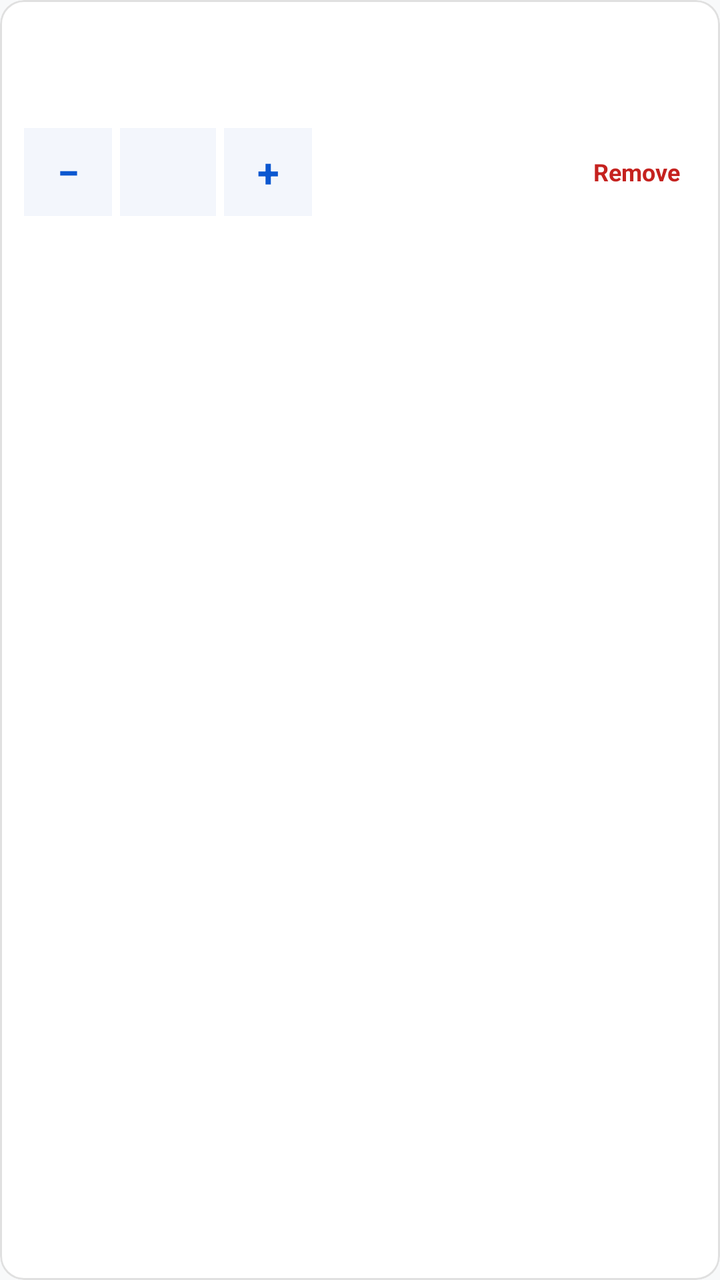
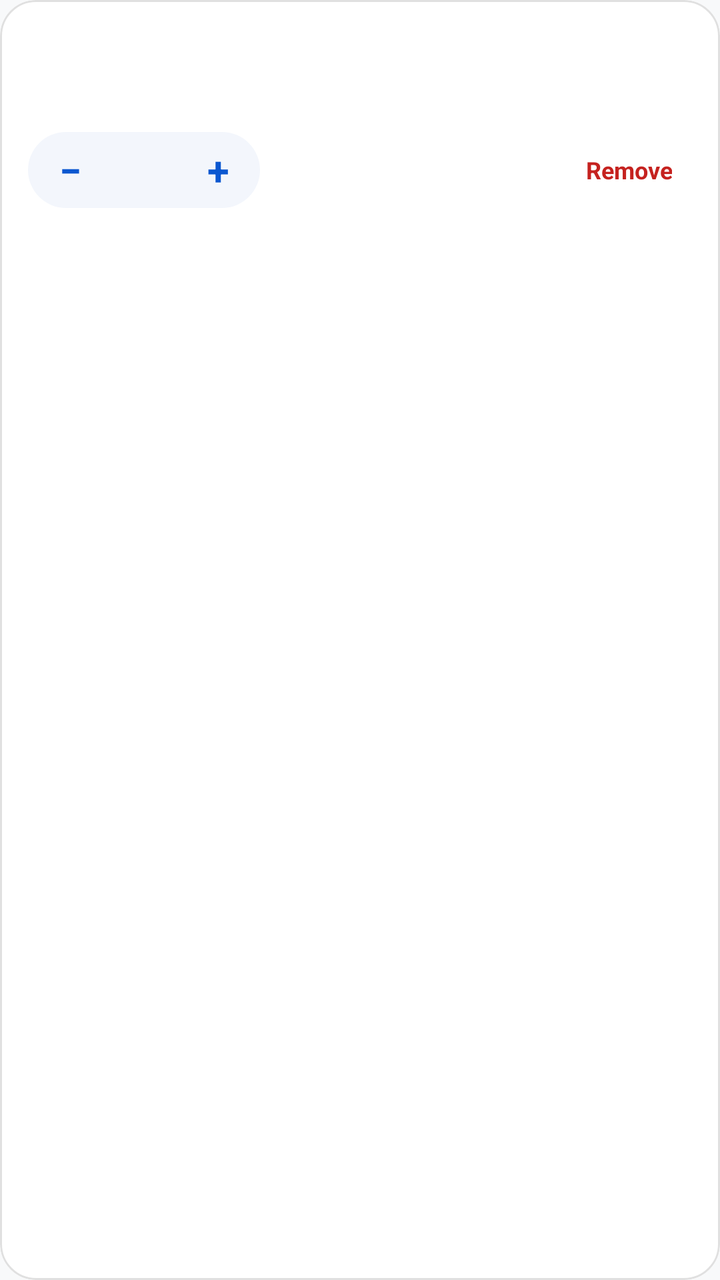

An Android layout rendered at two revisions. The XML below is the earlier revision; the diff shows what the commit changed to produce the second picture.
<!-- AndroidManifest.xml: application theme Theme.OrderPro -->
<!-- res/layout/item_order_review_product.xml -->
<?xml version="1.0" encoding="utf-8"?>
<com.google.android.material.card.MaterialCardView xmlns:android="http://schemas.android.com/apk/res/android"
    xmlns:app="http://schemas.android.com/apk/res-auto"
    android:layout_width="match_parent"
    android:layout_height="wrap_content"
    android:layout_marginBottom="8dp"
    app:cardBackgroundColor="@color/surface_light"
    app:cardCornerRadius="12dp"
    app:cardElevation="0dp"
    app:strokeColor="@color/outline_light"
    app:strokeWidth="1dp">

    <LinearLayout
        android:layout_width="match_parent"
        android:layout_height="wrap_content"
        android:orientation="vertical"
        android:padding="12dp">

        <TextView
            android:id="@+id/tvReviewProductName"
            android:layout_width="match_parent"
            android:layout_height="wrap_content"
            android:maxLines="2"
            android:textColor="@color/on_surface_light"
            android:textSize="14sp"
            android:textStyle="bold" />

        <LinearLayout
            android:layout_width="match_parent"
            android:layout_height="wrap_content"
            android:layout_marginTop="6dp"
            android:baselineAligned="false"
            android:gravity="center_vertical"
            android:orientation="horizontal">

            <TextView
                android:id="@+id/tvReviewUnitPrice"
                android:layout_width="0dp"
                android:layout_height="wrap_content"
                android:layout_weight="1"
                android:textColor="@color/on_surface_variant_light"
                android:textSize="13sp" />

            <TextView
                android:id="@+id/tvReviewLineTotal"
                android:layout_width="wrap_content"
                android:layout_height="wrap_content"
                android:textColor="@color/google_blue"
                android:textSize="14sp"
                android:textStyle="bold" />
        </LinearLayout>

        <LinearLayout
            android:layout_width="match_parent"
            android:layout_height="wrap_content"
            android:layout_marginTop="8dp"
            android:gravity="center_vertical"
            android:orientation="horizontal">

            <TextView
                android:id="@+id/btnReviewDecrease"
                android:layout_width="44dp"
                android:layout_height="44dp"
                android:background="@color/tonal_surface_light"
                android:contentDescription="Decrease quantity"
                android:focusable="true"
                android:gravity="center"
                android:text="−"
                android:textColor="@color/google_blue"
                android:textSize="20sp"
                android:textStyle="bold" />

            <TextView
                android:id="@+id/tvReviewProductQuantity"
                android:layout_width="wrap_content"
                android:layout_height="44dp"
                android:layout_marginStart="4dp"
                android:layout_marginEnd="4dp"
                android:background="@color/tonal_surface_light"
                android:gravity="center"
                android:minWidth="48dp"
                android:paddingStart="8dp"
                android:paddingEnd="8dp"
                android:textColor="@color/on_surface_light"
                android:textSize="13sp"
                android:textStyle="bold" />

            <TextView
                android:id="@+id/btnReviewIncrease"
                android:layout_width="44dp"
                android:layout_height="44dp"
                android:background="@color/tonal_surface_light"
                android:contentDescription="Increase quantity"
                android:focusable="true"
                android:gravity="center"
                android:text="+"
                android:textColor="@color/google_blue"
                android:textSize="20sp"
                android:textStyle="bold" />

            <View
                android:layout_width="0dp"
                android:layout_height="1dp"
                android:layout_weight="1" />

            <TextView
                android:id="@+id/btnReviewRemove"
                android:layout_width="wrap_content"
                android:layout_height="44dp"
                android:contentDescription="Remove item from order"
                android:focusable="true"
                android:gravity="center"
                android:minWidth="64dp"
                android:paddingStart="8dp"
                android:paddingEnd="4dp"
                android:text="Remove"
                android:textColor="@color/trend_negative_red"
                android:textSize="12sp"
                android:textStyle="bold" />
        </LinearLayout>
    </LinearLayout>
</com.google.android.material.card.MaterialCardView>
<!-- resources referenced by this layout -->
<resources>
  <color name="google_blue">#0B57D0</color>
  <color name="on_surface_light">#1F1F1F</color>
  <color name="on_surface_variant_light">#444746</color>
  <color name="outline_light">#E0E0E0</color>
  <color name="surface_light">#FFFFFF</color>
  <color name="tonal_surface_light">#F3F6FC</color>
  <color name="trend_negative_red">#C5221F</color>
  <style name="Theme.OrderPro" parent="Theme.Material3.DayNight.NoActionBar">
          <item name="colorPrimary">@color/google_blue</item>
          <item name="colorOnPrimary">@color/surface_light</item>
          <item name="colorPrimaryContainer">@color/google_blue_container</item>
          <item name="colorOnPrimaryContainer">@color/on_google_blue_container</item>
          <item name="android:colorBackground">@color/background_light</item>
          <item name="colorSurface">@color/surface_light</item>
          <item name="colorSurfaceVariant">@color/tonal_surface_light</item>
          <item name="colorOnSurface">@color/on_surface_light</item>
          <item name="colorOnSurfaceVariant">@color/on_surface_variant_light</item>
          <item name="colorOutline">@color/outline_light</item>
      </style>
  <color name="google_blue_container">#D3E3FD</color>
  <color name="on_google_blue_container">#041E49</color>
  <color name="background_light">#F8F9FA</color>
</resources>

<!-- the commit's change to res/layout/item_order_review_product.xml (unified diff, before → after) -->
@@ -3,9 +3,9 @@
     xmlns:app="http://schemas.android.com/apk/res-auto"
     android:layout_width="match_parent"
     android:layout_height="wrap_content"
-    android:layout_marginBottom="8dp"
+    android:layout_marginBottom="@dimen/card_margin_bottom"
     app:cardBackgroundColor="@color/surface_light"
-    app:cardCornerRadius="12dp"
+    app:cardCornerRadius="@dimen/card_corner_radius_expressive"
     app:cardElevation="0dp"
     app:strokeColor="@color/outline_light"
     app:strokeWidth="1dp">
@@ -14,12 +14,13 @@
         android:layout_width="match_parent"
         android:layout_height="wrap_content"
         android:orientation="vertical"
-        android:padding="12dp">
+        android:padding="@dimen/card_padding">
 
         <TextView
             android:id="@+id/tvReviewProductName"
             android:layout_width="match_parent"
             android:layout_height="wrap_content"
+            android:ellipsize="end"
             android:maxLines="2"
             android:textColor="@color/on_surface_light"
             android:textSize="14sp"
@@ -38,6 +39,8 @@
                 android:layout_width="0dp"
                 android:layout_height="wrap_content"
                 android:layout_weight="1"
+                android:ellipsize="end"
+                android:maxLines="1"
                 android:textColor="@color/on_surface_variant_light"
                 android:textSize="13sp" />
 
@@ -45,6 +48,8 @@
                 android:id="@+id/tvReviewLineTotal"
                 android:layout_width="wrap_content"
                 android:layout_height="wrap_content"
+                android:gravity="end"
+                android:maxLines="1"
                 android:textColor="@color/google_blue"
                 android:textSize="14sp"
                 android:textStyle="bold" />
@@ -57,46 +62,54 @@
             android:gravity="center_vertical"
             android:orientation="horizontal">
 
-            <TextView
-                android:id="@+id/btnReviewDecrease"
-                android:layout_width="44dp"
-                android:layout_height="44dp"
-                android:background="@color/tonal_surface_light"
-                android:contentDescription="Decrease quantity"
-                android:focusable="true"
-                android:gravity="center"
-                android:text="−"
-                android:textColor="@color/google_blue"
-                android:textSize="20sp"
-                android:textStyle="bold" />
+            <LinearLayout
+                android:layout_width="wrap_content"
+                android:layout_height="38dp"
+                android:background="@drawable/shape_rounded_badge"
+                android:backgroundTint="@color/tonal_surface_light"
+                android:gravity="center_vertical"
+                android:orientation="horizontal"
+                android:paddingHorizontal="2dp">
 
-            <TextView
-                android:id="@+id/tvReviewProductQuantity"
-                android:layout_width="wrap_content"
-                android:layout_height="44dp"
-                android:layout_marginStart="4dp"
-                android:layout_marginEnd="4dp"
-                android:background="@color/tonal_surface_light"
-                android:gravity="center"
-                android:minWidth="48dp"
-                android:paddingStart="8dp"
-                android:paddingEnd="8dp"
-                android:textColor="@color/on_surface_light"
-                android:textSize="13sp"
-                android:textStyle="bold" />
+                <TextView
+                    android:id="@+id/btnReviewDecrease"
+                    android:layout_width="38dp"
+                    android:layout_height="match_parent"
+                    android:background="?attr/selectableItemBackgroundBorderless"
+                    android:clickable="true"
+                    android:contentDescription="Decrease quantity"
+                    android:focusable="true"
+                    android:gravity="center"
+                    android:text="−"
+                    android:textColor="@color/google_blue"
+                    android:textSize="20sp"
+                    android:textStyle="bold" />
 
-            <TextView
-                android:id="@+id/btnReviewIncrease"
-                android:layout_width="44dp"
-                android:layout_height="44dp"
-                android:background="@color/tonal_surface_light"
-                android:contentDescription="Increase quantity"
-                android:focusable="true"
-                android:gravity="center"
-                android:text="+"
-                android:textColor="@color/google_blue"
-                android:textSize="20sp"
-                android:textStyle="bold" />
+                <TextView
+                    android:id="@+id/tvReviewProductQuantity"
+                    android:layout_width="wrap_content"
+                    android:layout_height="match_parent"
+                    android:gravity="center"
+                    android:minWidth="36dp"
+                    android:paddingHorizontal="6dp"
+                    android:textColor="@color/on_surface_light"
+                    android:textSize="13sp"
+                    android:textStyle="bold" />
+
+                <TextView
+                    android:id="@+id/btnReviewIncrease"
+                    android:layout_width="38dp"
+                    android:layout_height="match_parent"
+                    android:background="?attr/selectableItemBackgroundBorderless"
+                    android:clickable="true"
+                    android:contentDescription="Increase quantity"
+                    android:focusable="true"
+                    android:gravity="center"
+                    android:text="+"
+                    android:textColor="@color/google_blue"
+                    android:textSize="20sp"
+                    android:textStyle="bold" />
+            </LinearLayout>
 
             <View
                 android:layout_width="0dp"
@@ -106,13 +119,14 @@
             <TextView
                 android:id="@+id/btnReviewRemove"
                 android:layout_width="wrap_content"
-                android:layout_height="44dp"
+                android:layout_height="38dp"
+                android:background="?attr/selectableItemBackground"
+                android:clickable="true"
                 android:contentDescription="Remove item from order"
                 android:focusable="true"
                 android:gravity="center"
-                android:minWidth="64dp"
-                android:paddingStart="8dp"
-                android:paddingEnd="4dp"
+                android:minWidth="60dp"
+                android:paddingHorizontal="10dp"
                 android:text="Remove"
                 android:textColor="@color/trend_negative_red"
                 android:textSize="12sp"
<!-- resource entries referenced after the edit -->
@@ -7,6 +7,16 @@
   <color name="surface_light">#FFFFFF</color>
   <color name="tonal_surface_light">#F3F6FC</color>
   <color name="trend_negative_red">#C5221F</color>
+  <dimen name="card_corner_radius_expressive">18dp</dimen>
+  <dimen name="card_margin_bottom">8dp</dimen>
+  <dimen name="card_padding">14dp</dimen>
+  <!-- drawable shape_rounded_badge (drawable) -->
+  <?xml version="1.0" encoding="utf-8"?>
+  <shape xmlns:android="http://schemas.android.com/apk/res/android"
+      android:shape="rectangle">
+      <corners android:radius="@dimen/badge_corner_radius" />
+      <solid android:color="@color/trend_positive_green_bg" />
+  </shape>
   <style name="Theme.OrderPro" parent="Theme.Material3.DayNight.NoActionBar">
           <item name="colorPrimary">@color/google_blue</item>
           <item name="colorOnPrimary">@color/surface_light</item>
@@ -18,9 +28,25 @@
           <item name="colorOnSurface">@color/on_surface_light</item>
           <item name="colorOnSurfaceVariant">@color/on_surface_variant_light</item>
           <item name="colorOutline">@color/outline_light</item>
+  
+          
+          <item name="shapeAppearanceCornerSmall">@style/ShapeAppearance.OrderPro.SmallComponent</item>
+          <item name="shapeAppearanceCornerMedium">@style/ShapeAppearance.OrderPro.MediumComponent</item>
+          <item name="shapeAppearanceCornerLarge">@style/ShapeAppearance.OrderPro.LargeComponent</item>
       </style>
+  <dimen name="badge_corner_radius">100dp</dimen>
+  <color name="trend_positive_green_bg">#E6F4EA</color>
   <color name="google_blue_container">#D3E3FD</color>
   <color name="on_google_blue_container">#041E49</color>
   <color name="background_light">#F8F9FA</color>
+  <style name="ShapeAppearance.OrderPro.SmallComponent" parent="ShapeAppearance.Material3.Corner.Small">
+          <item name="cornerSize">10dp</item>
+      </style>
+  <style name="ShapeAppearance.OrderPro.MediumComponent" parent="ShapeAppearance.Material3.Corner.Medium">
+          <item name="cornerSize">18dp</item>
+      </style>
+  <style name="ShapeAppearance.OrderPro.LargeComponent" parent="ShapeAppearance.Material3.Corner.Large">
+          <item name="cornerSize">24dp</item>
+      </style>
 </resources>
 
